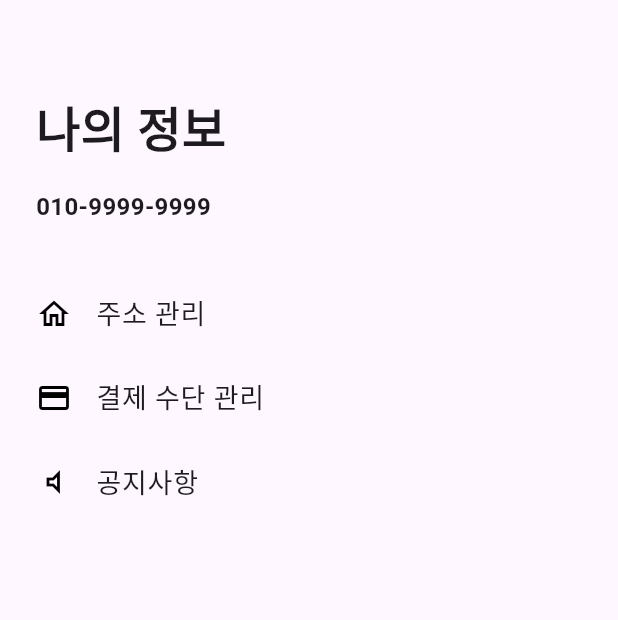
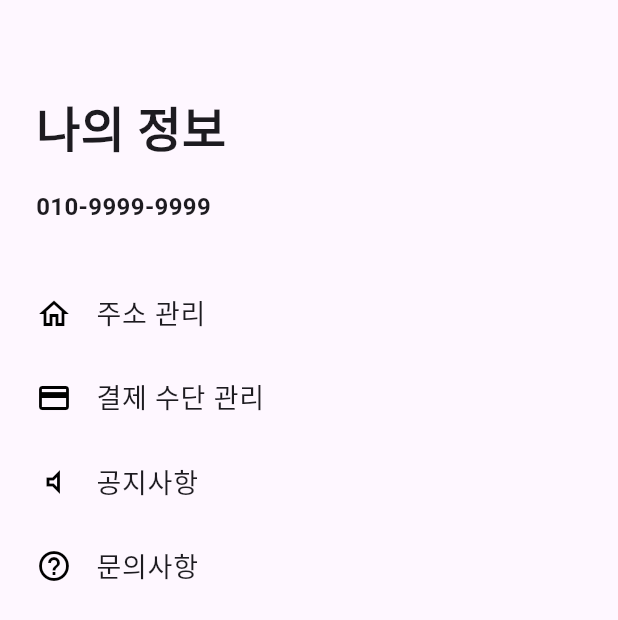
Before and after one commit to rkdand372/Miso_Starbucks, a Flutter app: the MisoFourthPage screen opened directly, on a phone screen of 412 x 824 dp. Shown: the top 620 px of the screen. Run offline on Flutter 3.47's test engine with Material 3 defaults, Android fonts, the phone set to English and light mode, and no system bars.

Commit message:
add 문의사항 ListTile

```diff
--- a/lib/miso.dart
+++ b/lib/miso.dart
@@ -391,6 +391,15 @@ class MisoFourthPage extends StatelessWidget {
                   style: TextStyle(fontSize: 18, fontWeight: FontWeight.w500),
                 ),
               ),
+              ListTile(
+                onTap: () => print("문의사항 클릭 됨"),
+                contentPadding: EdgeInsets.all(0),
+                leading: Icon(Icons.help_outline, color: Colors.black),
+                title: Text(
+                  "문의사항",
+                  style: TextStyle(fontSize: 18, fontWeight: FontWeight.w500),
+                ),
+              ),
             ],
           ),
         ),
```
